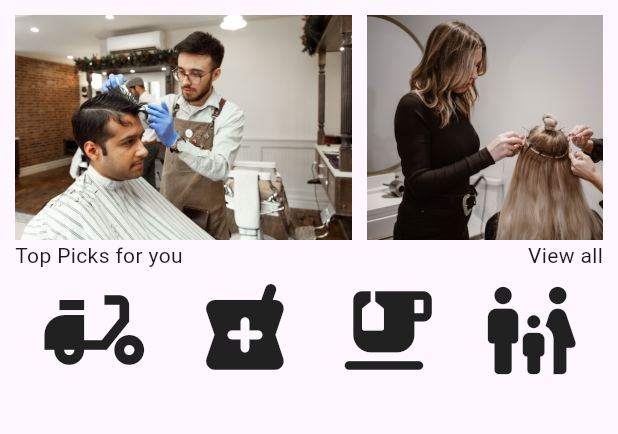
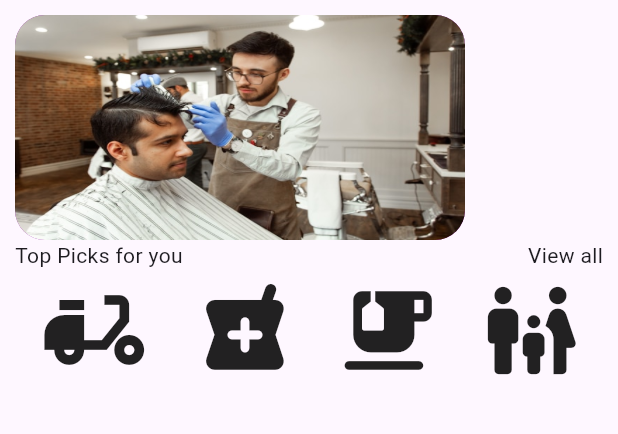
Before and after one commit to YoussefMadkour/Zayed, a Flutter app: the screen it shows after launch, on a phone screen of 412 x 824 dp, the part 84-518 px from its top. Run offline on Flutter 3.47's test engine with Material 3 defaults, Android fonts, the phone set to English and light mode, and no system bars.

```diff
--- a/lib/main.dart
+++ b/lib/main.dart
@@ -22,19 +22,19 @@ class Home extends StatelessWidget {
                 child: ListView(
                   scrollDirection: Axis.horizontal,
                   children: [
-                    Row(
-                      children: [
-                        Container(margin: EdgeInsets.only(right: 10.0),
-                          decoration: BoxDecoration(
-                            borderRadius: BorderRadius.circular(200),
-                          ),
-                          child: Image.asset('assets/1.jpg'),
+                    Container(
+                      height: 100.0,
+                      width: 300.0,
+                      margin: EdgeInsets.only(right: 10.0),
+                      decoration: BoxDecoration(
+                        color: Colors.purple,
+                        borderRadius: BorderRadius.circular(20),
+                        image: DecorationImage(
+                          image: AssetImage('assets/1.jpg'),
+                          fit: BoxFit.fill,
                         ),
-                        Image.asset('assets/2.jpg'),
-                        Image.asset('assets/3.jpg'),
-                        Image.asset('assets/4.jpg'),
-                        Image.asset('assets/4.jpg'),
-                      ],
+                      ),
+                    // child: Image.asset('assets/3.jpg'),
                     ),
                   ],
                 ),
```
